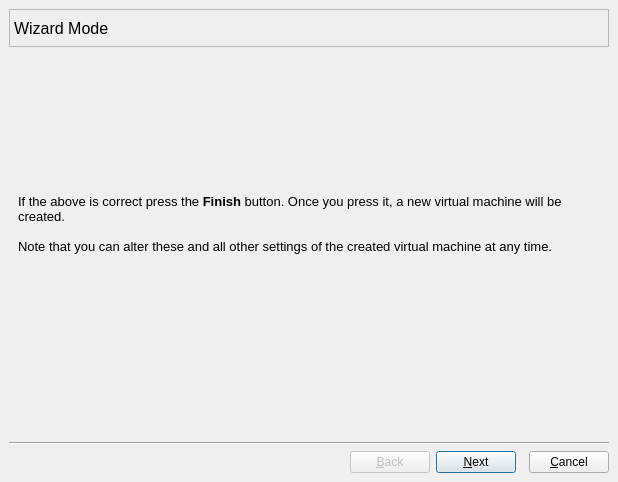
Qt form src/VM_Wizard_Window.ui (tobimensch/aqemu) before a commit.
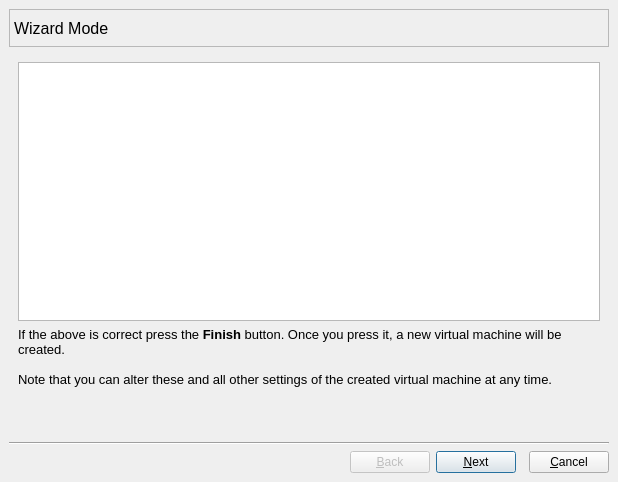
The same form after that commit. Icons and pictures are not drawn.

Commit message: Moved Html info text generation into Virtual Machine class. We're now using it in the VM Wizard to show a preview on the last page. Removed last traces of KQEMU.

```diff
--- a/src/VM_Wizard_Window.ui
+++ b/src/VM_Wizard_Window.ui
@@ -1245,7 +1245,7 @@
        <property name="spacing">
         <number>6</number>
        </property>
-       <item row="1" column="0">
+       <item row="2" column="0">
         <spacer name="s12">
          <property name="orientation">
           <enum>Qt::Vertical</enum>
@@ -1261,7 +1261,7 @@
          </property>
         </spacer>
        </item>
-       <item row="0" column="0">
+       <item row="1" column="0">
         <widget class="QLabel" name="Label_Finish_Text">
          <property name="text">
           <string>&lt;!DOCTYPE HTML PUBLIC &quot;-//W3C//DTD HTML 4.0//EN&quot; &quot;http://www.w3.org/TR/REC-html40/strict.dtd&quot;&gt;
@@ -1280,6 +1280,13 @@
          </property>
         </widget>
        </item>
+       <item row="0" column="0">
+        <widget class="QTextEdit" name="VM_Information_Text">
+         <property name="readOnly">
+          <bool>true</bool>
+         </property>
+        </widget>
+       </item>
       </layout>
      </widget>
      <widget class="QWidget" name="Typical_HDD_Page">
```
Left out of the diff: 4 changed lines with no effect on the pictures. The commit also changes 6 other files.
